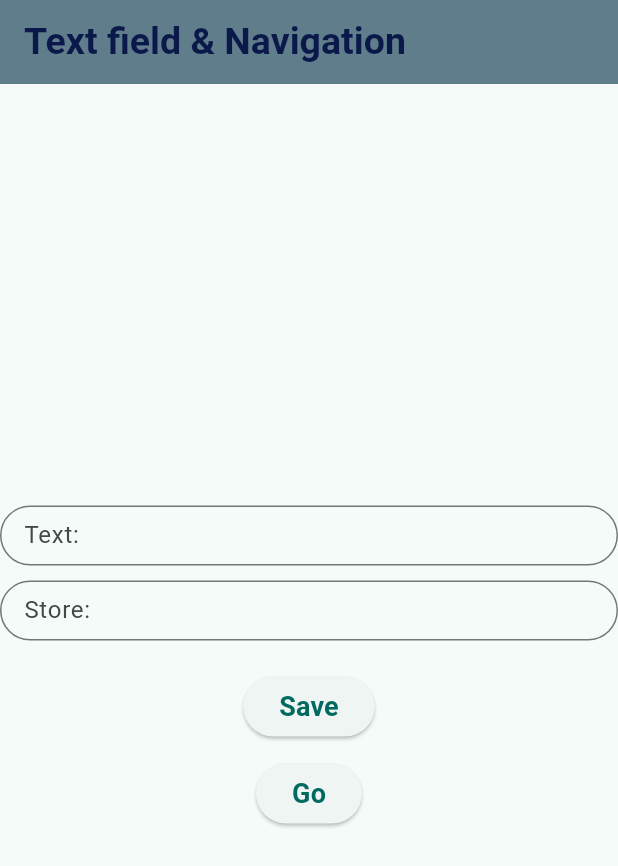
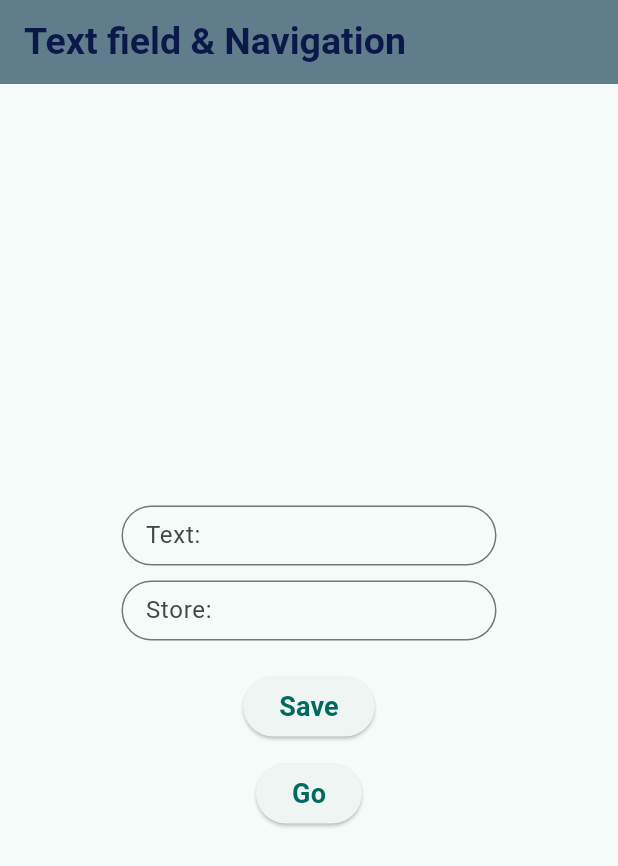
Before and after one commit to Moha-nad/Mohanad_Alnahdi_Lab, a Flutter app: the screen it shows after launch, on a phone screen of 412 x 824 dp. Shown: the top 866 px of the screen. Run offline on Flutter 3.47's test engine with Material 3 defaults, Android fonts, the phone set to English and light mode, and no system bars.

Commit message:
assignment 2

```diff
--- a/lib/main.dart
+++ b/lib/main.dart
@@ -60,7 +60,7 @@ class _MyHomePageState extends State<MyHomePage> {
             SizedBox(height: 10,),
             SizedBox(
               height: 40,
-              width: 700,
+              width: 250,
               child: TextField(
                 controller: _controller1,
                 decoration: InputDecoration(
@@ -73,7 +73,7 @@ class _MyHomePageState extends State<MyHomePage> {
             SizedBox(height: 10,),
             SizedBox(
               height: 40,
-              width: 700,
+              width: 250,
               child: TextField(
                 controller: _controller2,
                 decoration: InputDecoration(
```
